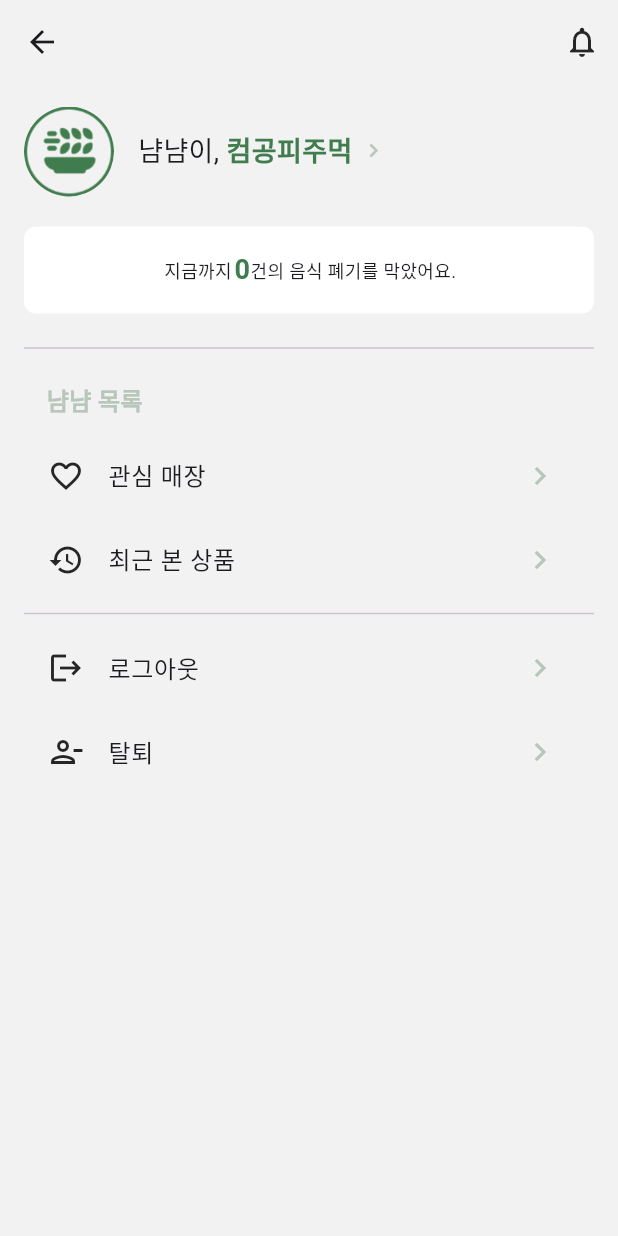
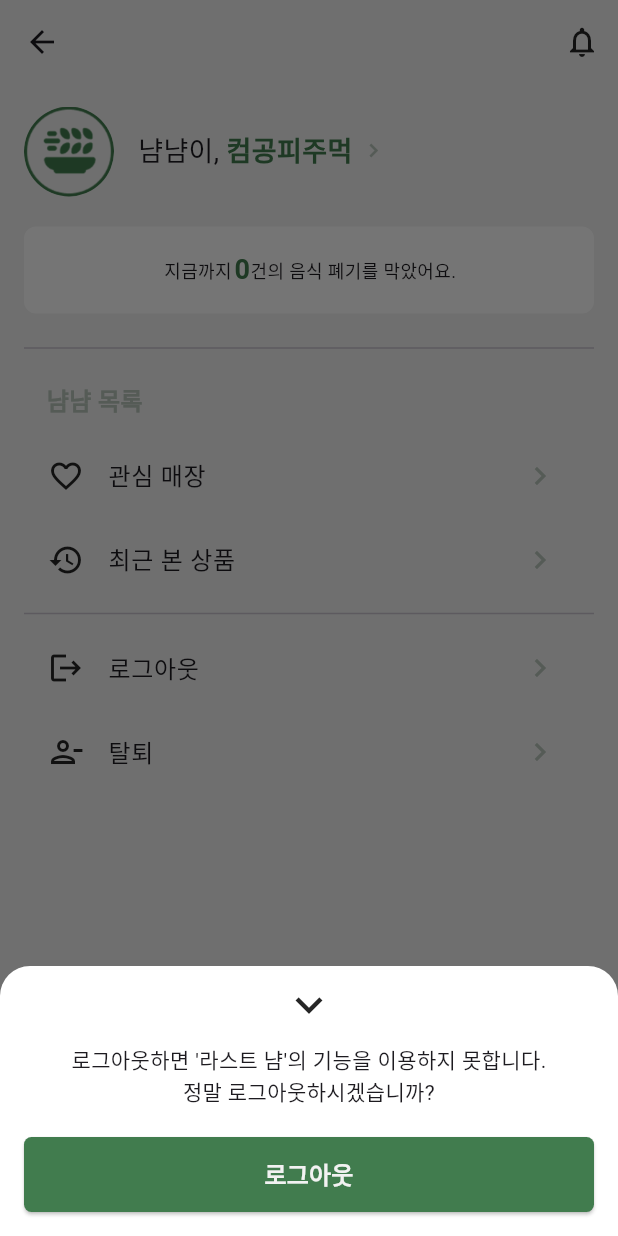
Before and after one commit to LastNyam/last_nyam_fe, a Flutter app: the MyPageScreen screen opened directly, after a tap on "로그아웃", on a phone screen of 412 x 824 dp. Run offline on Flutter 3.47's test engine with Material 3 defaults, Android fonts, the phone set to English and light mode, and no system bars; Roboto replaces fonts that are missing (nanumBarunGothic).

Commit message:
feat: 로그아웃, 탈퇴 Dialog 구현

```diff
--- a/lib/screen/my_page_screen.dart
+++ b/lib/screen/my_page_screen.dart
@@ -178,7 +178,7 @@ class _MyPageScreenState extends State<MyPageScreen> {
                     title: Text('로그아웃'),
                     trailing: Icon(Icons.chevron_right,
                         color: defaultColors['lightGreen']),
-                    onTap: () {},
+                    onTap: () => _showLogoutDialog(context),
                   ),
                   ListTile(
                     leading: Icon(Icons.person_remove_outlined,
@@ -186,7 +186,7 @@ class _MyPageScreenState extends State<MyPageScreen> {
                     title: Text('탈퇴'),
                     trailing: Icon(Icons.chevron_right,
                         color: defaultColors['lightGreen']),
-                    onTap: () {},
+                    onTap: () => _showWithdrawalDialog(context),
                   ),
                 ],
               ),
@@ -196,4 +196,98 @@ class _MyPageScreenState extends State<MyPageScreen> {
       ),
     );
   }
+
+  void _showLogoutDialog(BuildContext context) {
+    showModalBottomSheet(
+      context: context,
+      backgroundColor: Colors.white,
+      shape: RoundedRectangleBorder(
+        borderRadius: BorderRadius.vertical(top: Radius.circular(20)),
+      ),
+      builder: (context) {
+        return Padding(
+          padding: const EdgeInsets.fromLTRB(16.0, 0, 16.0, 16.0),
+          child: Column(
+            mainAxisSize: MainAxisSize.min,
+            children: [
+              IconButton(
+                icon: Icon(Icons.keyboard_arrow_down_sharp, size: 36.0, color: defaultColors['black']),
+                onPressed: () {
+                  Navigator.pop(context);
+                },
+              ),
+              Text(
+                '로그아웃하면 \'라스트 냠\'의 기능을 이용하지 못합니다.\n정말 로그아웃하시겠습니까?',
+                textAlign: TextAlign.center,
+                style: TextStyle(fontSize: 14),
+              ),
+              SizedBox(height: 20),
+              ElevatedButton(
+                onPressed: () {
+                  Navigator.pop(context); // 알림창 닫기
+                  // 로그아웃 동작 추가
+                  print('로그아웃 처리');
+                },
+                style: ElevatedButton.styleFrom(
+                  backgroundColor: defaultColors['green'],
+                  shape: RoundedRectangleBorder(
+                    borderRadius: BorderRadius.circular(5.0),
+                  ),
+                  minimumSize: Size(double.infinity, 50),
+                ),
+                child: Text('로그아웃', style: TextStyle(fontSize: 16, color: defaultColors['white'], fontWeight: FontWeight.bold)),
+              ),
+            ],
+          ),
+        );
+      },
+    );
+  }
+
+  void _showWithdrawalDialog(BuildContext context) {
+    showModalBottomSheet(
+      context: context,
+      backgroundColor: Colors.white,
+      shape: RoundedRectangleBorder(
+        borderRadius: BorderRadius.vertical(top: Radius.circular(20)),
+      ),
+      builder: (context) {
+        return Padding(
+          padding: const EdgeInsets.fromLTRB(16.0, 0, 16.0, 16.0),
+          child: Column(
+            mainAxisSize: MainAxisSize.min,
+            children: [
+              IconButton(
+                icon: Icon(Icons.keyboard_arrow_down_sharp, size: 36.0, color: defaultColors['black']),
+                onPressed: () {
+                  Navigator.pop(context);
+                },
+              ),
+              Text(
+                '탈퇴하면 \‘라스트 냠\’의 기능을 이용하지 못함과 동시에 사용 기록이 소멸됩니다.\n정말 탈퇴하시겠습니까?',
+                textAlign: TextAlign.center,
+                style: TextStyle(fontSize: 14),
+              ),
+              SizedBox(height: 20),
+              ElevatedButton(
+                onPressed: () {
+                  Navigator.pop(context); // 알림창 닫기
+                  // 로그아웃 동작 추가
+                  print('로그아웃 처리');
+                },
+                style: ElevatedButton.styleFrom(
+                  backgroundColor: defaultColors['green'],
+                  shape: RoundedRectangleBorder(
+                    borderRadius: BorderRadius.circular(5.0),
+                  ),
+                  minimumSize: Size(double.infinity, 50),
+                ),
+                child: Text('로그아웃', style: TextStyle(fontSize: 16, color: defaultColors['white'], fontWeight: FontWeight.bold)),
+              ),
+            ],
+          ),
+        );
+      },
+    );
+  }
 }
```
